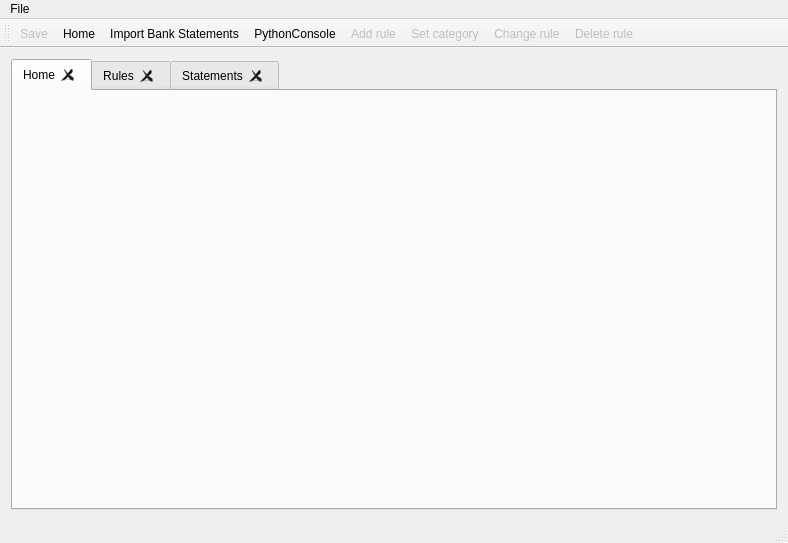
Above: Platan/PlatanUI/mainwindow.ui from agabor/platan before the change. Below: the same form after it.
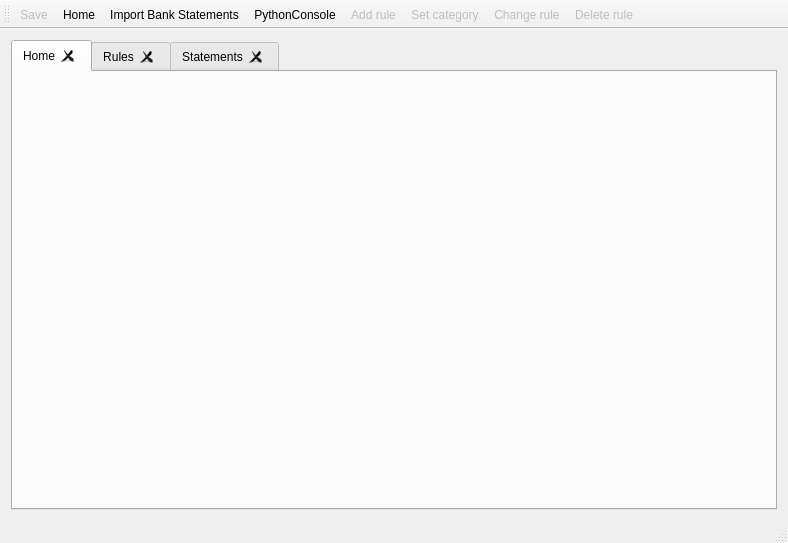
That is the form after the change. Icons and pictures are not drawn. Custom widgets are drawn as their Qt base class.

```diff
--- a/Platan/PlatanUI/mainwindow.ui
+++ b/Platan/PlatanUI/mainwindow.ui
@@ -91,25 +91,6 @@
     </item>
    </layout>
   </widget>
-  <widget class="QMenuBar" name="menuBar">
-   <property name="geometry">
-    <rect>
-     <x>0</x>
-     <y>0</y>
-     <width>788</width>
-     <height>29</height>
-    </rect>
-   </property>
-   <widget class="QMenu" name="menuAccounting">
-    <property name="title">
-     <string>File</string>
-    </property>
-    <addaction name="actionImport_Bank_Statements"/>
-    <addaction name="actionPythonConsole"/>
-    <addaction name="actionClose"/>
-   </widget>
-   <addaction name="menuAccounting"/>
-  </widget>
   <widget class="QStatusBar" name="statusBar"/>
   <widget class="QToolBar" name="toolBar">
    <property name="enabled">
```
Left out of the diff: 4 changed lines with no effect on the pictures.
